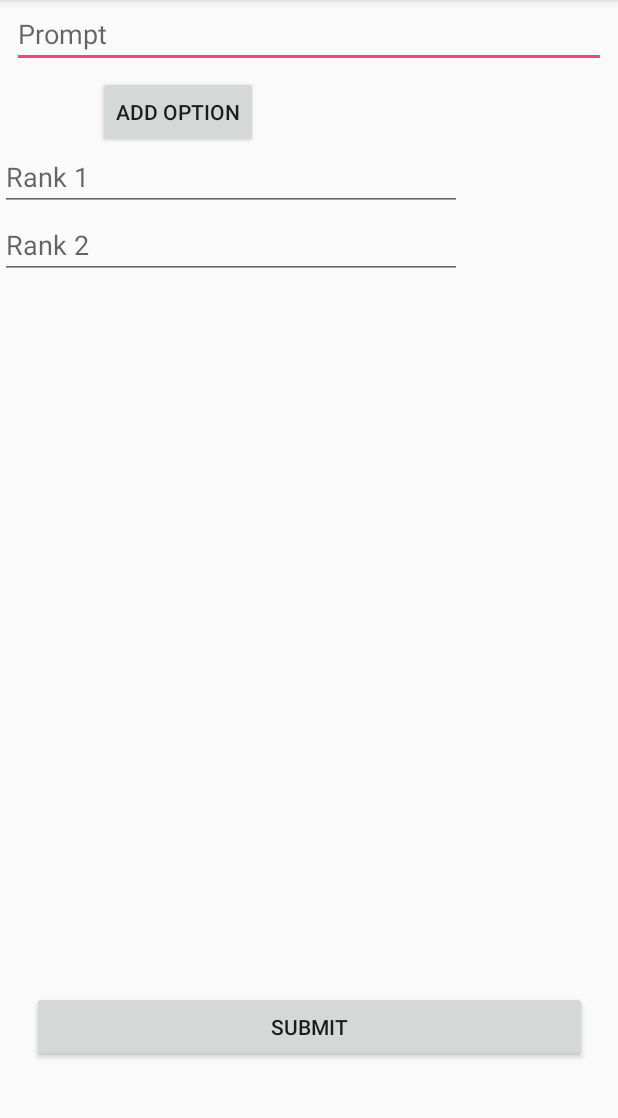
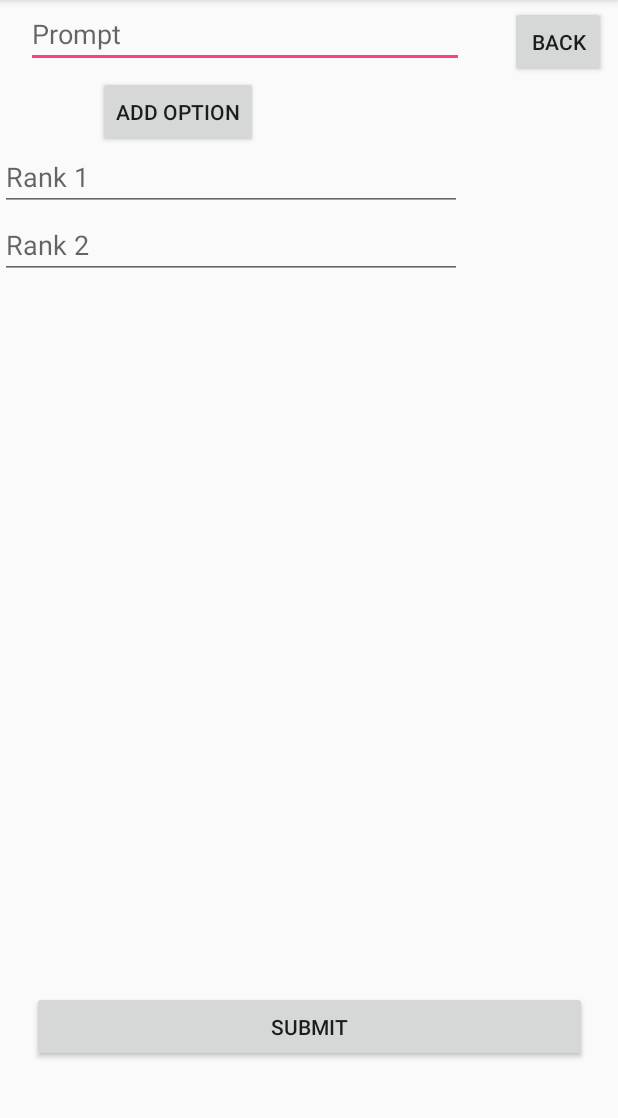
Before and after one commit to loliveto/newD6, an Android app: the fragment CreateRankQuestion shown on its own in the app's theme, on a phone screen of 412 x 824 dp, the part 84-1202 px from its top. Run offline under Robolectric (Android 15) with nearby library versions, the phone set to English and light mode, and no system bars.

Commit message:
added back button to matching and ranking

```diff
--- a/app/src/main/java/com/example/john/quizsurvey/Views/CreateRankQuestion.java
+++ b/app/src/main/java/com/example/john/quizsurvey/Views/CreateRankQuestion.java
@@ -55,6 +55,14 @@ public class CreateRankQuestion extends Fragment {
         final EditText rank4 = view.findViewById(R.id.rank4);
         final EditText rank5 = view.findViewById(R.id.rank5);
         final EditText rank6 = view.findViewById(R.id.rank6);
+
+        final Button backbutton = view.findViewById(R.id.backbutton);
+        backbutton.setOnClickListener(new View.OnClickListener() {
+            @Override
+            public void onClick(View v) {
+                ((MainActivity)getActivity()).toSeeQuestionare(questionare);
+            }
+        });
 
         final Button submit = view.findViewById(R.id.ranksubmit);
         submit.setOnClickListener(new View.OnClickListener() {
--- a/app/src/main/res/layout/fragment_create_rank.xml
+++ b/app/src/main/res/layout/fragment_create_rank.xml
@@ -8,7 +8,7 @@
 
     <EditText
         android:id="@+id/rankprompt"
-        android:layout_width="0dp"
+        android:layout_width="292dp"
         android:layout_height="wrap_content"
         android:layout_marginEnd="8dp"
         android:layout_marginStart="8dp"
@@ -16,7 +16,9 @@
         android:hint="Prompt"
         android:inputType="textPersonName"
         app:layout_constraintEnd_toEndOf="parent"
-        app:layout_constraintStart_toStartOf="parent" />
+        app:layout_constraintHorizontal_bias="0.087"
+        app:layout_constraintStart_toStartOf="parent"
+        tools:layout_editor_absoluteY="5dp" />
 
     <Button
         android:id="@+id/rankadd"
@@ -138,4 +140,17 @@
         app:layout_constraintBottom_toBottomOf="parent"
         app:layout_constraintEnd_toEndOf="parent"
         app:layout_constraintStart_toStartOf="parent" />
+
+    <Button
+        android:id="@+id/backbutton"
+        android:layout_width="64dp"
+        android:layout_height="wrap_content"
+        android:layout_marginEnd="8dp"
+        android:layout_marginStart="8dp"
+        android:layout_marginTop="4dp"
+        android:text="Back"
+        app:layout_constraintEnd_toEndOf="parent"
+        app:layout_constraintHorizontal_bias="1.0"
+        app:layout_constraintStart_toEndOf="@+id/rankprompt"
+        app:layout_constraintTop_toTopOf="parent" />
 </android.support.constraint.ConstraintLayout>
```
Also changed, not shown: app/src/main/java/com/example/john/quizsurvey/Views/CreateMatchQuestion.java (+8 -0 lines), app/src/main/res/layout/fragment_create_match.xml (+14 -2 lines), 1 other file.
